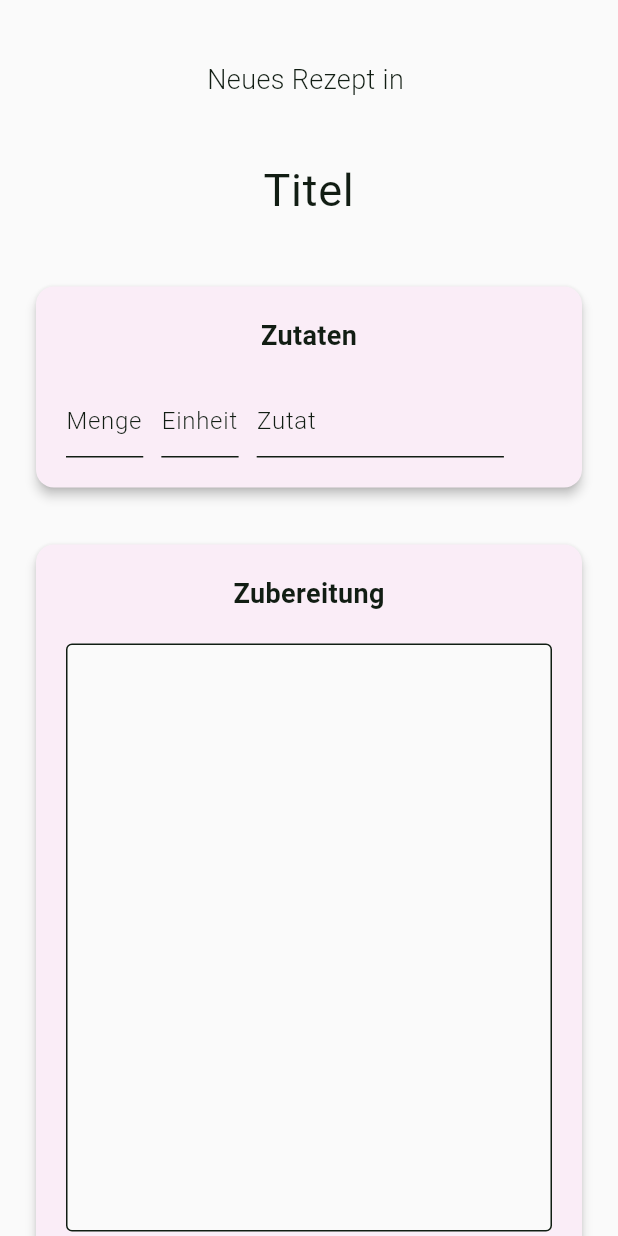
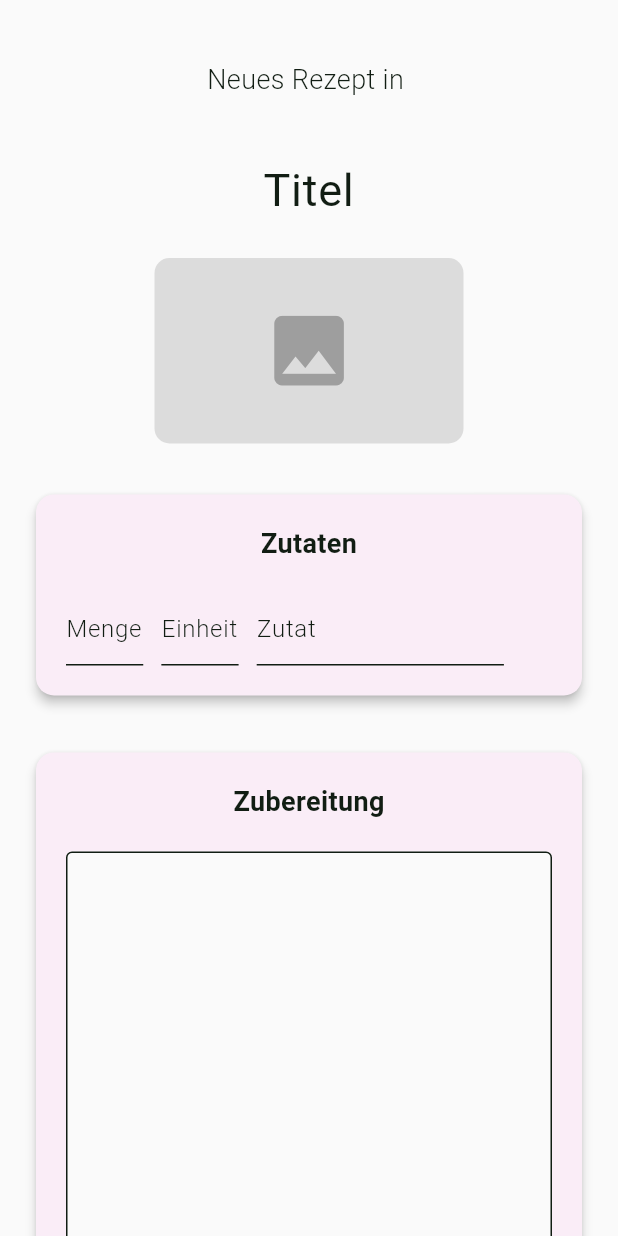
Before and after one commit to pythonite42/Sarahs_recipes, a Flutter app: the NewRecipe widget shown alone on an empty page, opened directly with empty values, on a phone screen of 412 x 824 dp. Run offline on Flutter 3.47's test engine with Material 3 defaults, Android fonts, the phone set to English and light mode, and no system bars; our stand-ins replace google_fonts, image_picker; missing offline and left inert: mysql_client.

```diff
--- a/lib/new_recipe.dart
+++ b/lib/new_recipe.dart
@@ -1,6 +1,7 @@
 import 'dart:typed_data';
 import 'package:flutter/material.dart';
 import 'package:google_fonts/google_fonts.dart';
+import 'package:image_picker/image_picker.dart';
 
 class NewRecipe extends StatefulWidget {
   const NewRecipe({super.key, required this.category});
@@ -16,6 +17,7 @@ class _NewRecipeState extends State<NewRecipe> {
   var unitTECs = <int, TextEditingController>{};
   var nameTECs = <int, TextEditingController>{};
   var instructionsController = TextEditingController();
+  Uint8List? image;
 
   List<Ingredient> ingredients = [];
 
@@ -150,6 +152,37 @@ class _NewRecipeState extends State<NewRecipe> {
                   return null;
                 },
               ),
+              SizedBox(height: 15),
+              Column(children: [
+                GestureDetector(
+                  onTap: () async {
+                    final pickedImage = await ImagePicker().pickImage(source: ImageSource.gallery);
+                    Uint8List? bytes = await pickedImage?.readAsBytes();
+                    setState(() {
+                      image = bytes;
+                    });
+                  },
+                  child: (image != null)
+                      ? ClipRRect(
+                          borderRadius: BorderRadius.circular(10),
+                          child: Image.memory(
+                            image!,
+                            fit: BoxFit.cover,
+                          ))
+                      : Container(
+                          width: MediaQuery.sizeOf(context).width * 0.5,
+                          height: MediaQuery.sizeOf(context).width * 0.3,
+                          decoration: ShapeDecoration(
+                              color: Colors.black12,
+                              shape: RoundedRectangleBorder(borderRadius: BorderRadius.circular(10))),
+                          child: Icon(
+                            Icons.photo,
+                            size: MediaQuery.sizeOf(context).width * 0.15,
+                            color: Colors.grey,
+                          ),
+                        ),
+                ),
+              ]),
               SizedBox(height: 30),
               Card(
                 elevation: 3,
```
